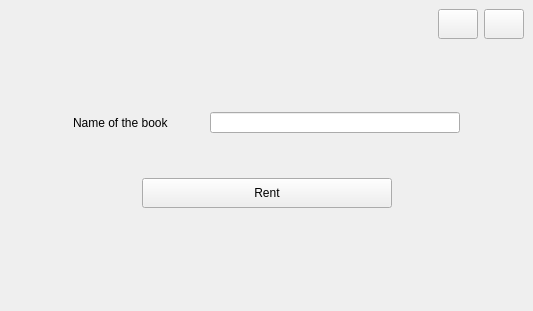
Before: the Qt Designer form rent.ui in fatemebd/Library, drawn with Qt 5.
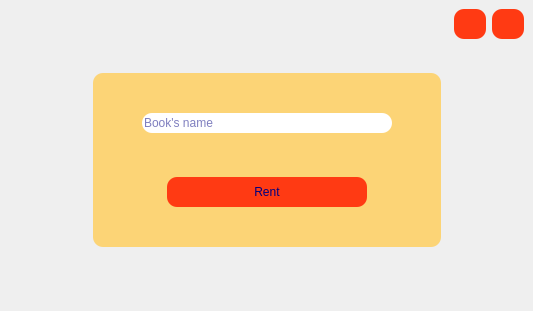
After: the same form once the commit is applied. Icons and pictures are not drawn.

```diff
--- a/rent.ui
+++ b/rent.ui
@@ -13,6 +13,20 @@
   <property name="windowTitle">
    <string>MainWindow</string>
   </property>
+  <property name="styleSheet">
+   <string notr="true">#rent
+{
+border-image :  url(:/images/images/Library-Wallpaper-19-2560x1600-1.jpg)
+}
+QPushButton
+{
+background-color:rgb(255, 58, 19);
+border-radius : 10px;
+}
+QPushButton:hover{
+background-color: rgb(249, 255, 198);
+}</string>
+  </property>
   <widget class="QWidget" name="centralwidget">
    <layout class="QVBoxLayout" name="verticalLayout">
     <item>
@@ -44,6 +58,16 @@
         <property name="text">
          <string/>
         </property>
+        <property name="icon">
+         <iconset resource="rec.qrc">
+          <normaloff>:/icones/images/786263.png</normaloff>:/icones/images/786263.png</iconset>
+        </property>
+        <property name="iconSize">
+         <size>
+          <width>30</width>
+          <height>30</height>
+         </size>
+        </property>
        </widget>
       </item>
       <item>
@@ -57,6 +81,16 @@
         <property name="text">
          <string/>
         </property>
+        <property name="icon">
+         <iconset resource="rec.qrc">
+          <normaloff>:/icones/images/delete-sign.png</normaloff>:/icones/images/delete-sign.png</iconset>
+        </property>
+        <property name="iconSize">
+         <size>
+          <width>30</width>
+          <height>30</height>
+         </size>
+        </property>
        </widget>
       </item>
      </layout>
@@ -96,12 +130,41 @@
        </spacer>
       </item>
       <item>
+       <widget class="QWidget" name="" native="true">
+        <property name="styleSheet">
+         <string notr="true">QWidget{
+color:rgb(0, 0, 127);
+background-color: rgba(255, 205, 88,0.8);
+border-radius : 10px;
+
+}
+QLineEdit
+{
+background-color: white;
+border-radius : 10px;
+}
+
+QPushButton
+{
+background-color:rgb(255, 58, 19);
+border-radius : 10px;
+}
+QPushButton:hover{
+background-color:  rgb(139, 193, 14);
+}
+QLabel
+{
+background-color: rgba(255, 205, 88,0.3);
+color:rgb(0, 0, 107);
+}
+</string>
+        </property>
        <layout class="QVBoxLayout" name="verticalLayout_2">
         <property name="topMargin">
-         <number>0</number>
+          <number>1</number>
         </property>
         <property name="bottomMargin">
-         <number>0</number>
+          <number>1</number>
         </property>
         <item>
          <spacer name="verticalSpacer_3">
@@ -121,26 +184,6 @@
           <property name="topMargin">
            <number>0</number>
           </property>
-          <item>
-           <spacer name="horizontalSpacer_4">
-            <property name="orientation">
-             <enum>Qt::Horizontal</enum>
-            </property>
-            <property name="sizeHint" stdset="0">
-             <size>
-              <width>40</width>
-              <height>20</height>
-             </size>
-            </property>
-           </spacer>
-          </item>
-          <item>
-           <widget class="QLabel" name="label">
-            <property name="text">
-             <string>Name of the book</string>
-            </property>
-           </widget>
-          </item>
           <item>
            <spacer name="horizontalSpacer_2">
             <property name="orientation">
@@ -162,6 +205,9 @@
               <height>20</height>
              </size>
             </property>
+             <property name="placeholderText">
+              <string>Book's name</string>
+             </property>
            </widget>
           </item>
           <item>
@@ -214,7 +260,7 @@
            <widget class="QPushButton" name="rentbook">
             <property name="minimumSize">
              <size>
-              <width>250</width>
+               <width>200</width>
               <height>30</height>
              </size>
             </property>
@@ -252,6 +298,7 @@
          </spacer>
         </item>
        </layout>
+       </widget>
       </item>
       <item>
        <spacer name="horizontalSpacer_8">
```
Left out of the diff: 54 changed lines with no effect on the pictures. Lines whose indentation alone changed are shown as unchanged.
